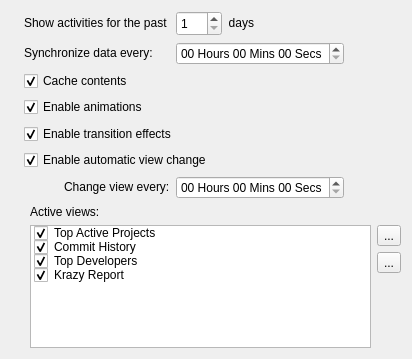
This is applets/kdeobservatory/src/ui/kdeobservatoryconfiggeneral.ui in KDE/kdeplasma-addons as Qt 5 draws it before an edit. The edited form follows.
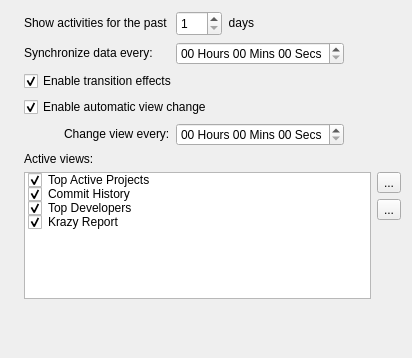
This is the edited form. Icons and pictures are not drawn.

What changed in the file:
```diff
--- a/applets/kdeobservatory/src/ui/kdeobservatoryconfiggeneral.ui
+++ b/applets/kdeobservatory/src/ui/kdeobservatoryconfiggeneral.ui
@@ -14,11 +14,25 @@
    <string>Configure KDE Observatory</string>
   </property>
   <layout class="QGridLayout" name="gridLayout_2">
-   <item row="0" column="0" colspan="2">
-    <layout class="QHBoxLayout" name="horizontalLayout2">
-     <item>
+   <item row="0" column="0">
+    <spacer name="spacer1">
+     <property name="orientation">
+      <enum>Qt::Horizontal</enum>
+     </property>
+     <property name="sizeType">
+      <enum>QSizePolicy::Fixed</enum>
+     </property>
+     <property name="sizeHint" stdset="0">
+      <size>
+       <width>13</width>
+       <height>47</height>
+      </size>
+     </property>
+    </spacer>
+   </item>
+   <item row="0" column="1" colspan="3">
       <layout class="QGridLayout" name="gridLayout">
-       <item row="0" column="1" colspan="2">
+     <item row="0" column="0">
         <widget class="QLabel" name="lblDays1">
          <property name="sizePolicy">
           <sizepolicy hsizetype="Fixed" vsizetype="Fixed">
@@ -37,7 +51,7 @@
          </property>
         </widget>
        </item>
-       <item row="0" column="3">
+     <item row="0" column="1">
         <widget class="QSpinBox" name="commitExtent">
          <property name="sizePolicy">
           <sizepolicy hsizetype="Fixed" vsizetype="Fixed">
@@ -68,7 +82,7 @@
          </property>
         </widget>
        </item>
-       <item row="1" column="1" colspan="2">
+     <item row="1" column="0">
         <widget class="QLabel" name="lblSynchronize">
          <property name="sizePolicy">
           <sizepolicy hsizetype="Fixed" vsizetype="Fixed">
@@ -87,7 +101,7 @@
          </property>
         </widget>
        </item>
-       <item row="1" column="3" colspan="3">
+     <item row="1" column="1" colspan="3">
         <widget class="QTimeEdit" name="synchronizationDelay">
          <property name="sizePolicy">
           <sizepolicy hsizetype="Fixed" vsizetype="Fixed">
@@ -100,43 +114,7 @@
          </property>
         </widget>
        </item>
-       <item row="2" column="0" rowspan="2">
-        <spacer name="spacer1">
-         <property name="orientation">
-          <enum>Qt::Horizontal</enum>
-         </property>
-         <property name="sizeType">
-          <enum>QSizePolicy::Fixed</enum>
-         </property>
-         <property name="sizeHint" stdset="0">
-          <size>
-           <width>13</width>
-           <height>47</height>
-          </size>
-         </property>
-        </spacer>
-       </item>
-       <item row="2" column="1" colspan="2">
-        <widget class="QCheckBox" name="cacheContents">
-         <property name="text">
-          <string>Cache contents</string>
-         </property>
-         <property name="checked">
-          <bool>true</bool>
-         </property>
-        </widget>
-       </item>
-       <item row="3" column="1" colspan="2">
-        <widget class="QCheckBox" name="enableAnimations">
-         <property name="text">
-          <string>Enable animations</string>
-         </property>
-         <property name="checked">
-          <bool>true</bool>
-         </property>
-        </widget>
-       </item>
-       <item row="4" column="1" colspan="3">
+     <item row="2" column="0" colspan="2">
         <widget class="QCheckBox" name="enableTransitionEffects">
          <property name="text">
           <string>Enable transition effects</string>
@@ -146,7 +124,7 @@
          </property>
         </widget>
        </item>
-       <item row="5" column="1" colspan="3">
+     <item row="3" column="0" colspan="2">
         <widget class="QCheckBox" name="enableAutoViewChange">
          <property name="text">
           <string>Enable automatic view change</string>
@@ -156,55 +134,7 @@
          </property>
         </widget>
        </item>
-       <item row="6" column="1">
-        <spacer name="spacer3">
-         <property name="orientation">
-          <enum>Qt::Horizontal</enum>
-         </property>
-         <property name="sizeType">
-          <enum>QSizePolicy::Fixed</enum>
-         </property>
-         <property name="sizeHint" stdset="0">
-          <size>
-           <width>27</width>
-           <height>23</height>
-          </size>
-         </property>
-        </spacer>
-       </item>
-       <item row="6" column="2">
-        <widget class="QLabel" name="lblViewsDelay">
-         <property name="sizePolicy">
-          <sizepolicy hsizetype="Fixed" vsizetype="Fixed">
-           <horstretch>0</horstretch>
-           <verstretch>0</verstretch>
-          </sizepolicy>
-         </property>
-         <property name="text">
-          <string>Change view every:</string>
-         </property>
-         <property name="alignment">
-          <set>Qt::AlignLeading|Qt::AlignLeft|Qt::AlignVCenter</set>
-         </property>
-         <property name="buddy">
-          <cstring>size</cstring>
-         </property>
-        </widget>
-       </item>
-       <item row="6" column="3" colspan="3">
-        <widget class="QTimeEdit" name="viewsDelay">
-         <property name="sizePolicy">
-          <sizepolicy hsizetype="Fixed" vsizetype="Fixed">
-           <horstretch>0</horstretch>
-           <verstretch>0</verstretch>
-          </sizepolicy>
-         </property>
-         <property name="displayFormat">
-          <string>hh 'Hours' mm 'Mins' ss 'Secs'</string>
-         </property>
-        </widget>
-       </item>
-       <item row="0" column="4">
+     <item row="0" column="2">
         <widget class="QLabel" name="lblDays2">
          <property name="sizePolicy">
           <sizepolicy hsizetype="Fixed" vsizetype="Fixed">
@@ -225,7 +155,7 @@
        </item>
       </layout>
      </item>
-     <item>
+   <item row="0" column="4">
       <spacer name="spacer2">
        <property name="orientation">
         <enum>Qt::Horizontal</enum>
@@ -238,9 +168,55 @@
        </property>
       </spacer>
      </item>
-    </layout>
-   </item>
    <item row="1" column="1">
+    <spacer name="spacer3">
+     <property name="orientation">
+      <enum>Qt::Horizontal</enum>
+     </property>
+     <property name="sizeType">
+      <enum>QSizePolicy::Fixed</enum>
+     </property>
+     <property name="sizeHint" stdset="0">
+      <size>
+       <width>27</width>
+       <height>23</height>
+      </size>
+     </property>
+    </spacer>
+   </item>
+   <item row="1" column="2">
+    <widget class="QLabel" name="lblViewsDelay">
+     <property name="sizePolicy">
+      <sizepolicy hsizetype="Fixed" vsizetype="Fixed">
+       <horstretch>0</horstretch>
+       <verstretch>0</verstretch>
+      </sizepolicy>
+     </property>
+     <property name="text">
+      <string>Change view every:</string>
+     </property>
+     <property name="alignment">
+      <set>Qt::AlignLeading|Qt::AlignLeft|Qt::AlignVCenter</set>
+     </property>
+     <property name="buddy">
+      <cstring>size</cstring>
+     </property>
+    </widget>
+   </item>
+   <item row="1" column="3">
+    <widget class="QTimeEdit" name="viewsDelay">
+     <property name="sizePolicy">
+      <sizepolicy hsizetype="Fixed" vsizetype="Fixed">
+       <horstretch>0</horstretch>
+       <verstretch>0</verstretch>
+      </sizepolicy>
+     </property>
+     <property name="displayFormat">
+      <string>hh 'Hours' mm 'Mins' ss 'Secs'</string>
+     </property>
+    </widget>
+   </item>
+   <item row="2" column="1" colspan="2">
     <widget class="QLabel" name="lblActiveViews">
      <property name="sizePolicy">
       <sizepolicy hsizetype="Fixed" vsizetype="Fixed">
@@ -259,7 +235,7 @@
      </property>
     </widget>
    </item>
-   <item row="2" column="0">
+   <item row="3" column="0">
     <spacer name="spacer4">
      <property name="orientation">
       <enum>Qt::Horizontal</enum>
@@ -275,7 +251,7 @@
      </property>
     </spacer>
    </item>
-   <item row="2" column="1">
+   <item row="3" column="1" colspan="4">
     <layout class="QHBoxLayout" name="horizontalLayout1">
      <item>
       <widget class="QListWidget" name="activeViews">
@@ -376,7 +352,7 @@
      </item>
     </layout>
    </item>
-   <item row="3" column="1">
+   <item row="4" column="1" colspan="4">
     <spacer name="spacer6">
      <property name="orientation">
       <enum>Qt::Vertical</enum>
```
Lines whose indentation alone changed are shown as unchanged.
